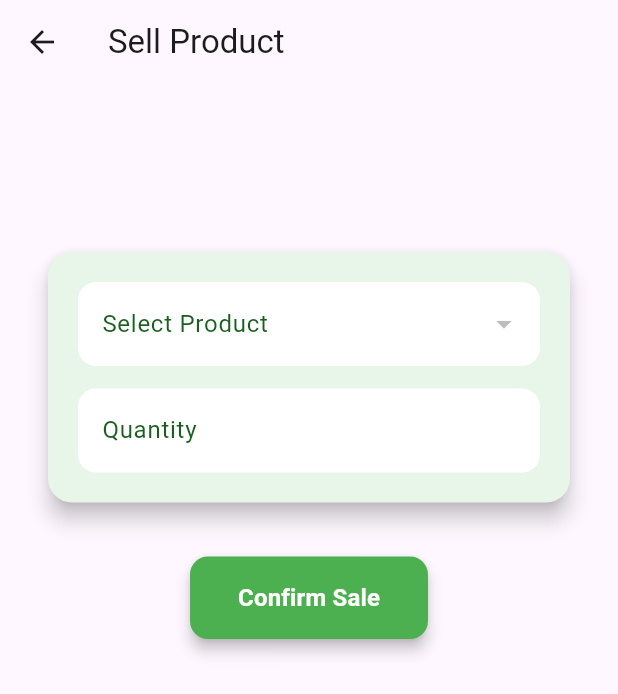
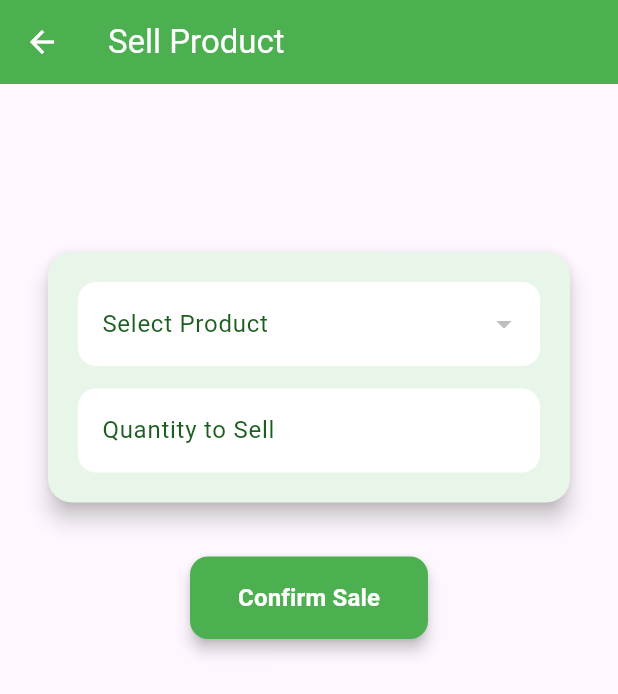
Before and after one commit to Muhammad-Rashid-172002/E-commerce, a Flutter app: the screen it shows after launch, after a tap on "Sell Product", on a phone screen of 412 x 824 dp. Shown: the top 694 px of the screen. Run offline on Flutter 3.47's test engine with Material 3 defaults, Android fonts, the light colour scheme and no system bars; our stand-ins replace flutter_spinkit, hive, hive_flutter, lottie; accounts and stored records are empty.

Commit message:
initialize Hive and register adapters to fix product saving

```diff
--- a/lib/main.dart
+++ b/lib/main.dart
@@ -1,7 +1,7 @@
 import 'package:flutter/material.dart';
 import 'package:hive_flutter/hive_flutter.dart';
-import 'package:shop_app/views/screens/home/constant/product_model.dart';
-import 'package:shop_app/views/screens/home/splashScreen.dart';
+import 'package:shop_app/views/screens/home/constant/shop_item_model.dart'; // Your model with HiveType
+import 'package:shop_app/views/screens/home/splashScreen.dart'; // Your splash screen
 
 void main() async {
   WidgetsFlutterBinding.ensureInitialized();
@@ -9,11 +9,11 @@ void main() async {
   // Initialize Hive
   await Hive.initFlutter();
 
-  // Register adapter
-  Hive.registerAdapter(ProductAdapter());
+  // Register the adapter
+  Hive.registerAdapter(ShopItemAdapter());
 
-  // Open box
-  await Hive.openBox<Product>('products');
+  // Open the box
+  await Hive.openBox<ShopItem>('products');
 
   runApp(MyApp());
 }
@@ -27,8 +27,9 @@ class _MyAppState extends State<MyApp> {
   @override
   Widget build(BuildContext context) {
     return MaterialApp(
+      title: 'Shop App',
       debugShowCheckedModeBanner: false,
-      title: 'Shop App',
+      theme: ThemeData(primarySwatch: Colors.blue),
       home: Splashscreen(),
     );
   }
--- a/lib/views/screens/home/constant/product_model.dart
+++ /dev/null
@@ -1,29 +0,0 @@
-import 'package:hive/hive.dart';
-
-part 'product_model.g.dart';
-
-@HiveType(typeId: 0)
-class Product extends HiveObject {
-  @HiveField(0)
-  String name;
-
-  @HiveField(1)
-  int quantity;
-
-  @HiveField(2)
-  double buyRate;
-
-  @HiveField(3)
-  double sellRate;
-
-  @HiveField(4)
-  int totalSold;
-
-  Product({
-    required this.name,
-    required this.quantity,
-    required this.buyRate,
-    required this.sellRate,
-    required this.totalSold,
-  });
-}
--- /dev/null
+++ b/lib/views/screens/home/constant/shop_item_model.dart
@@ -0,0 +1,41 @@
+import 'package:hive/hive.dart';
+
+part 'shop_item_model.g.dart';
+
+@HiveType(typeId: 2)
+class ShopItem extends HiveObject {
+  @HiveField(0)
+  String productName;
+
+  @HiveField(1)
+  int quantity;
+
+  @HiveField(2)
+  double buyRate;
+
+  @HiveField(3)
+  double sellRate;
+
+  @HiveField(4)
+  int totalSold;
+
+  @HiveField(5)
+  String? customerName;
+
+  @HiveField(6)
+  double? totalPrice;
+
+  @HiveField(7)
+  DateTime? date;
+
+  ShopItem({
+    required this.productName,
+    required this.quantity,
+    required this.buyRate,
+    required this.sellRate,
+    required this.totalSold,
+    this.customerName,
+    this.totalPrice,
+    this.date,
+  });
+}
--- a/lib/views/screens/home/homescreen.dart
+++ b/lib/views/screens/home/homescreen.dart
@@ -1,58 +1,100 @@
 import 'package:flutter/material.dart';
 import 'package:hive_flutter/hive_flutter.dart';
-import 'package:shop_app/views/screens/home/constant/product_model.dart';
-import 'package:shop_app/views/screens/home/dummy.dart';
+import 'package:shop_app/views/screens/home/constant/shop_item_model.dart';
+
 import 'add_product.dart';
 import 'sell_product.dart';
 
-class HomeScreen extends StatelessWidget {
-  int getTotalProducts(Box<Product> box) => box.length;
+// Make sure ShopItemAdapter is registered before running app:
+// Hive.registerAdapter(ShopItemAdapter());
 
-  int getTotalStock(Box<Product> box) =>
-      box.values.fold(0, (a, b) => a + b.quantity);
+class HomeScreen extends StatefulWidget {
+  @override
+  State<HomeScreen> createState() => _HomeScreenState();
+}
 
-  double getTotalSales(Box<Product> box) =>
-      box.values.fold(0, (a, b) => a + b.totalSold * b.sellRate);
+class _HomeScreenState extends State<HomeScreen> {
+  int currentIndex = 0;
 
-  double getProfit(Box<Product> box) =>
-      box.values.fold(0, (a, b) => a + b.totalSold * (b.sellRate - b.buyRate));
+  // Pages for bottom navigation
+  final List<Widget> pages = [ProductsOverviewScreen(), UnpaidScreen()];
 
   @override
   Widget build(BuildContext context) {
-    final productBox = Hive.box<Product>('products');
+    return Scaffold(
+      appBar: AppBar(
+        title: Text(currentIndex == 0 ? 'Home' : 'Unpaid Items'),
+        backgroundColor: Colors.blueAccent,
+      ),
+      body: pages[currentIndex],
+      bottomNavigationBar: BottomNavigationBar(
+        currentIndex: currentIndex,
+        selectedItemColor: Colors.blueAccent,
+        onTap: (index) {
+          setState(() {
+            currentIndex = index;
+          });
+        },
+        items: const [
+          BottomNavigationBarItem(icon: Icon(Icons.home), label: 'Home'),
+          BottomNavigationBarItem(icon: Icon(Icons.money_off), label: 'Unpaid'),
+        ],
+      ),
+    );
+  }
+}
 
-    return Scaffold(
-      appBar: AppBar(title: Text('Home'), backgroundColor: Colors.blueAccent),
-      body: ValueListenableBuilder(
+// Products Overview Screen showing summaries and buttons
+class ProductsOverviewScreen extends StatelessWidget {
+  int getTotalProducts(Box<ShopItem> box) => box.length;
+
+  int getTotalStock(Box<ShopItem> box) =>
+      box.values.fold(0, (total, item) => total + item.quantity);
+
+  double getTotalSales(Box<ShopItem> box) => box.values.fold(
+    0,
+    (total, item) => total + item.totalSold * item.sellRate,
+  );
+
+  double getProfit(Box<ShopItem> box) => box.values.fold(
+    0,
+    (total, item) => total + item.totalSold * (item.sellRate - item.buyRate),
+  );
+
+  @override
+  Widget build(BuildContext context) {
+    final productBox = Hive.box<ShopItem>('shopItems');
+
+    return ValueListenableBuilder(
       valueListenable: productBox.listenable(),
-        builder: (context, Box<Product> box, _) {
+      builder: (context, Box<ShopItem> box, _) {
         return Padding(
           padding: const EdgeInsets.all(16.0),
           child: Column(
             children: [
-                SizedBox(height: 30),
+              const SizedBox(height: 30),
               Row(
                 children: [
                   buildTile("Products", getTotalProducts(box).toString()),
-                    SizedBox(width: 16),
+                  const SizedBox(width: 16),
                   buildTile("In Stock", getTotalStock(box).toString()),
                 ],
               ),
-                SizedBox(height: 16),
+              const SizedBox(height: 16),
               Row(
                 children: [
                   buildTile(
                     "Total Sales",
                     'Rs ${getTotalSales(box).toStringAsFixed(2)}',
                   ),
-                    SizedBox(width: 16),
+                  const SizedBox(width: 16),
                   buildTile(
                     "Profit",
                     'Rs ${getProfit(box).toStringAsFixed(2)}',
                   ),
                 ],
               ),
-                SizedBox(height: 120),
+              const SizedBox(height: 120),
               Wrap(
                 spacing: 10,
                 runSpacing: 10,
@@ -62,14 +104,14 @@ class HomeScreen extends StatelessWidget {
                     "Add Product",
                     Icons.add,
                     AddProductScreen(),
-                      Colors.green, // Green color for Add Product
+                    Colors.green,
                   ),
                   homeButton(
                     context,
                     "Sell Product",
                     Icons.sell,
                     SellProductScreen(),
-                      Colors.orange, // Orange color for Sell Product
+                    Colors.orange,
                   ),
                 ],
               ),
@@ -77,7 +119,6 @@ class HomeScreen extends StatelessWidget {
           ),
         );
       },
-      ),
     );
   }
 
@@ -89,11 +130,11 @@ class HomeScreen extends StatelessWidget {
         padding: const EdgeInsets.all(16.0),
         child: Column(
           children: [
-            Text(title, style: TextStyle(color: Colors.grey)),
-            SizedBox(height: 4),
+            Text(title, style: const TextStyle(color: Colors.grey)),
+            const SizedBox(height: 4),
             Text(
               value,
-              style: TextStyle(fontWeight: FontWeight.bold, fontSize: 18),
+              style: const TextStyle(fontWeight: FontWeight.bold, fontSize: 18),
             ),
           ],
         ),
@@ -112,7 +153,7 @@ class HomeScreen extends StatelessWidget {
       style: ElevatedButton.styleFrom(
         backgroundColor: color,
         foregroundColor: Colors.white,
-        padding: EdgeInsets.symmetric(horizontal: 16, vertical: 12),
+        padding: const EdgeInsets.symmetric(horizontal: 16, vertical: 12),
         shape: RoundedRectangleBorder(borderRadius: BorderRadius.circular(12)),
       ),
       icon: Icon(icon),
@@ -122,3 +163,49 @@ class HomeScreen extends StatelessWidget {
     );
   }
 }
+
+// Screen showing unpaid ShopItems with non-null customerName
+class UnpaidScreen extends StatelessWidget {
+  @override
+  Widget build(BuildContext context) {
+    final unpaidBox = Hive.box<ShopItem>('shopItems');
+
+    return ValueListenableBuilder(
+      valueListenable: unpaidBox.listenable(),
+      builder: (context, Box<ShopItem> box, _) {
+        final unpaidItems = box.values
+            .where((item) => item.customerName != null)
+            .toList();
+
+        if (unpaidItems.isEmpty) {
+          return const Center(child: Text('No unpaid items found.'));
+        }
+
+        return ListView.builder(
+          itemCount: unpaidItems.length,
+          itemBuilder: (_, index) {
+            final item = unpaidItems[index];
+            return Card(
+              margin: const EdgeInsets.symmetric(horizontal: 16, vertical: 8),
+              child: ListTile(
+                title: Text(item.productName),
+                subtitle: Text(
+                  'Customer: ${item.customerName}\nQuantity: ${item.quantity}\nTotal Price: Rs ${item.totalPrice?.toStringAsFixed(2) ?? 'N/A'}',
+                ),
+                trailing: item.date != null
+                    ? Text(
+                        '${item.date!.day}/${item.date!.month}/${item.date!.year}',
+                        style: const TextStyle(
+                          fontSize: 12,
+                          color: Colors.grey,
+                        ),
+                      )
+                    : null,
+              ),
+            );
+          },
+        );
+      },
+    );
+  }
+}
--- a/lib/views/screens/home/sell_product.dart
+++ b/lib/views/screens/home/sell_product.dart
@@ -1,6 +1,6 @@
 import 'package:flutter/material.dart';
 import 'package:hive/hive.dart';
-import 'package:shop_app/views/screens/home/constant/product_model.dart';
+import 'package:shop_app/views/screens/home/constant/shop_item_model.dart';
 
 class SellProductScreen extends StatefulWidget {
   @override
@@ -8,15 +8,25 @@ class SellProductScreen extends StatefulWidget {
 }
 
 class _SellProductScreenState extends State<SellProductScreen> {
-  Product? selectedProduct;
+  ShopItem? selectedItem;
   final quantityController = TextEditingController();
 
   @override
   Widget build(BuildContext context) {
-    final products = Hive.box<Product>('products').values.toList();
+    // Make sure to use the correct box name 'shopItems'
+    final boxName = 'shopItems';
+
+    // You could add a check here if needed, but usually the box should be opened before navigating here
+    final items = Hive.isBoxOpen(boxName)
+        ? Hive.box<ShopItem>(boxName).values.toList()
+        : [];
 
     return Scaffold(
-      appBar: AppBar(title: Text("Sell Product")),
+      appBar: AppBar(
+        title: Text("Sell Product"),
+        backgroundColor: Colors.green,
+        foregroundColor: Colors.white,
+      ),
       body: Padding(
         padding: const EdgeInsets.all(16.0),
         child: SingleChildScrollView(
@@ -24,7 +34,7 @@ class _SellProductScreenState extends State<SellProductScreen> {
             children: [
               SizedBox(height: 80),
               Card(
-                color: Colors.green.shade50, // subtle light green background
+                color: Colors.green.shade50,
                 elevation: 6,
                 shape: RoundedRectangleBorder(
                   borderRadius: BorderRadius.circular(16),
@@ -35,7 +45,7 @@ class _SellProductScreenState extends State<SellProductScreen> {
                   child: Column(
                     crossAxisAlignment: CrossAxisAlignment.stretch,
                     children: [
-                      DropdownButtonFormField<Product>(
+                      DropdownButtonFormField<String>(
                         decoration: InputDecoration(
                           labelText: 'Select Product',
                           labelStyle: TextStyle(color: Colors.green.shade900),
@@ -46,23 +56,30 @@ class _SellProductScreenState extends State<SellProductScreen> {
                             borderSide: BorderSide.none,
                           ),
                         ),
-                        items: products
+                        items: items
                             .map(
-                              (prod) => DropdownMenuItem(
-                                value: prod,
-                                child: Text(prod.name),
+                              (item) => DropdownMenuItem<String>(
+                                value: item.productName,
+                                child: Text(item.productName),
                               ),
                             )
                             .toList(),
-                        onChanged: (val) =>
-                            setState(() => selectedProduct = val),
+                        value: selectedItem?.productName,
+                        onChanged: (val) {
+                          setState(() {
+                            selectedItem = items.firstWhere(
+                              (item) => item.productName == val,
+                            );
+                          });
+                        },
                       ),
+
                       SizedBox(height: 15),
                       TextField(
                         controller: quantityController,
                         keyboardType: TextInputType.number,
                         decoration: InputDecoration(
-                          labelText: 'Quantity',
+                          labelText: 'Quantity to Sell',
                           labelStyle: TextStyle(color: Colors.green.shade900),
                           filled: true,
                           fillColor: Colors.white,
@@ -76,12 +93,11 @@ class _SellProductScreenState extends State<SellProductScreen> {
                   ),
                 ),
               ),
-
               SizedBox(height: 20),
               ElevatedButton(
                 style: ElevatedButton.styleFrom(
-                  backgroundColor: Colors.green, // Button color
-                  foregroundColor: Colors.white, // Text color
+                  backgroundColor: Colors.green,
+                  foregroundColor: Colors.white,
                   padding: EdgeInsets.symmetric(vertical: 16, horizontal: 32),
                   shape: RoundedRectangleBorder(
                     borderRadius: BorderRadius.circular(12),
@@ -90,12 +106,16 @@ class _SellProductScreenState extends State<SellProductScreen> {
                 ),
                 onPressed: () {
                   final qty = int.tryParse(quantityController.text.trim()) ?? 0;
-                  if (selectedProduct != null &&
+
+                  if (selectedItem != null &&
                       qty > 0 &&
-                      selectedProduct!.quantity >= qty) {
-                    selectedProduct!.quantity -= qty;
-                    selectedProduct!.totalSold += qty;
-                    selectedProduct!.save();
+                      selectedItem!.quantity >= qty) {
+                    setState(() {
+                      selectedItem!.quantity -= qty;
+                      selectedItem!.totalSold += qty;
+                      selectedItem!.save();
+                    });
+
                     ScaffoldMessenger.of(
                       context,
                     ).showSnackBar(SnackBar(content: Text('Sale recorded')));
```
Also changed, not shown: lib/views/screens/home/add_product.dart (+75 -38 lines), lib/views/screens/home/constant/shop_item_model.g.dart. Lines whose indentation alone changed are shown as unchanged.
